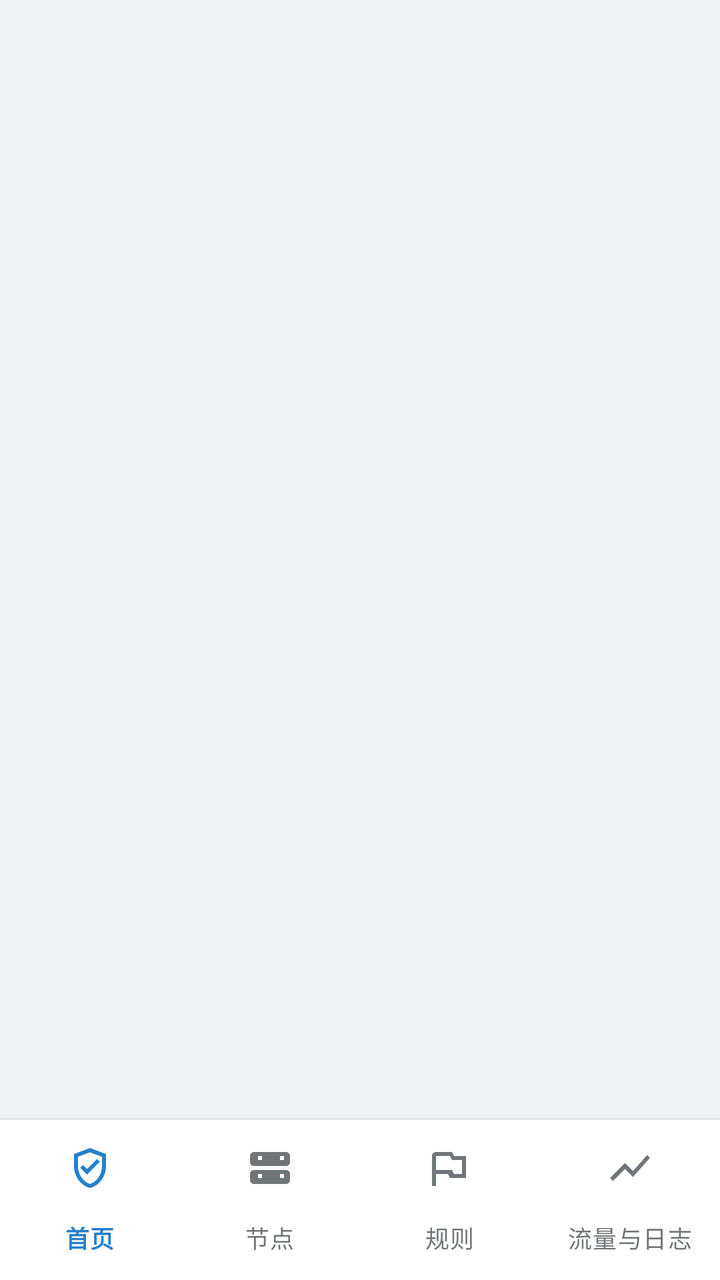
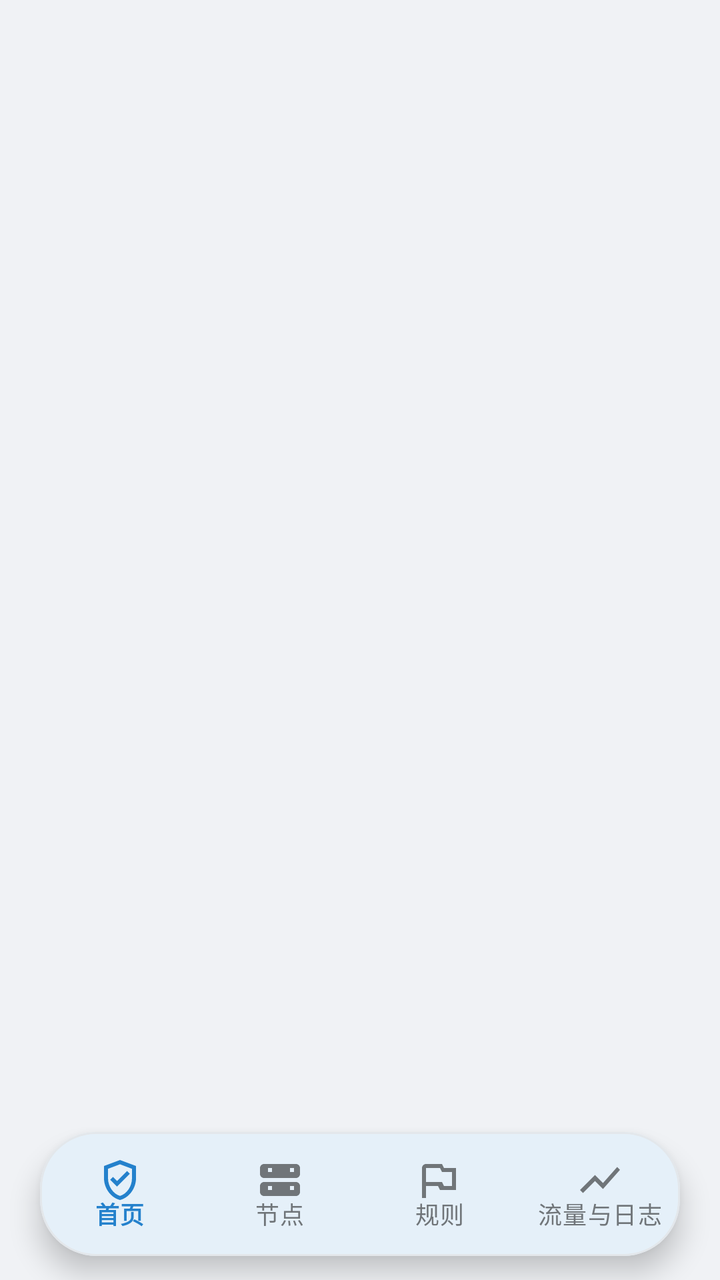

Two renders of the same Android screen: before a commit and after it. Below are the layout's source before the change and the commit's diff.
<!-- AndroidManifest.xml: application theme Theme.Mirage -->
<!-- res/layout/activity_main.xml -->
<?xml version="1.0" encoding="utf-8"?>
<LinearLayout xmlns:android="http://schemas.android.com/apk/res/android"
    xmlns:app="http://schemas.android.com/apk/res-auto"
    android:layout_width="match_parent"
    android:layout_height="match_parent"
    android:orientation="vertical"
    android:background="@color/meow_canvas">

    <androidx.viewpager2.widget.ViewPager2
        android:id="@+id/viewPager"
        android:layout_width="match_parent"
        android:layout_height="0dp"
        android:layout_weight="1" />

    <View
        android:layout_width="match_parent"
        android:layout_height="1dp"
        android:background="@color/meow_outline" />

    <com.google.android.material.bottomnavigation.BottomNavigationView
        android:id="@+id/bottomNav"
        android:layout_width="match_parent"
        android:layout_height="wrap_content"
        android:background="@color/meow_card"
        app:elevation="0dp"
        app:itemActiveIndicatorStyle="@style/MirageNavIndicator"
        app:itemIconTint="@color/nav_item_tint"
        app:itemTextColor="@color/nav_item_tint"
        app:menu="@menu/bottom_nav"
        app:labelVisibilityMode="labeled" />
</LinearLayout>
<!-- resources referenced by this layout -->
<resources>
  <color name="meow_canvas">#F0F2F5</color>
  <color name="meow_card">#FFFFFF</color>
  <color name="meow_outline">#E3E7EB</color>
  <style name="MirageNavIndicator" parent="Widget.Material3.BottomNavigationView.ActiveIndicator">
          <item name="android:color">@color/meow_accent_tint</item>
          <item name="shapeAppearance">@style/ShapeAppearance.Material3.Corner.Full</item>
      </style>
  <style name="Theme.Mirage" parent="Theme.Material3.DayNight.NoActionBar">
          <item name="colorPrimary">@color/meow_blue</item>
          <item name="colorOnPrimary">#FFFFFF</item>
          <item name="colorSecondary">@color/meow_download</item>
          <item name="android:colorBackground">@color/meow_canvas</item>
          <item name="colorSurface">@color/meow_card</item>
          <item name="android:windowBackground">@color/meow_canvas</item>
          <item name="android:textColor">@color/meow_ink</item>
          
          
          <item name="android:statusBarColor">@android:color/transparent</item>
          <item name="android:navigationBarColor">@android:color/transparent</item>
          <item name="android:windowLightStatusBar">true</item>
          <item name="android:windowLightNavigationBar">true</item>
  
          
          <item name="materialCardViewStyle">@style/MirageCard</item>
  
          
          <item name="materialButtonStyle">@style/MirageButton</item>
          <item name="android:buttonStyle">@style/MirageButton</item>
  
          
          <item name="android:editTextStyle">@style/MirageEditText</item>
      </style>
  <color name="meow_accent_tint">#E8F2FA</color>
  <color name="meow_blue">#2481CC</color>
  <color name="meow_download">#2AA3EF</color>
  <color name="meow_ink">#17212B</color>
  <style name="MirageCard" parent="Widget.MaterialComponents.CardView">
          <item name="cardCornerRadius">14dp</item>
          <item name="cardElevation">0dp</item>
          <item name="strokeColor">@color/meow_outline</item>
          <item name="strokeWidth">1dp</item>
          <item name="cardBackgroundColor">@color/meow_card</item>
      </style>
  <style name="MirageButton" parent="Widget.Material3.Button">
          <item name="cornerRadius">24dp</item>
          <item name="android:textColor">#FFFFFF</item>
          <item name="backgroundTint">@color/meow_blue</item>
          <item name="elevation">0dp</item>
          <item name="android:fontFamily">sans-serif-medium</item>
      </style>
  <style name="MirageEditText" parent="Widget.AppCompat.EditText">
          <item name="android:background">@drawable/bg_telegram_pill</item>
          <item name="android:paddingHorizontal">14dp</item>
          <item name="android:paddingVertical">10dp</item>
          <item name="android:textColor">@color/meow_ink</item>
          <item name="android:textColorHint">@color/meow_ink_secondary</item>
          <item name="android:textSize">14sp</item>
      </style>
  <!-- drawable bg_telegram_pill (drawable) -->
  <?xml version="1.0" encoding="utf-8"?>
  <shape xmlns:android="http://schemas.android.com/apk/res/android"
      android:shape="rectangle">
      <solid android:color="#F0F4F8" />
      <corners android:radius="16dp" />
      <stroke
          android:width="1dp"
          android:color="#E2E8F0" />
  </shape>
  <color name="meow_ink_secondary">#707579</color>
</resources>

<!-- the commit's change to res/layout/activity_main.xml (unified diff, before → after) -->
@@ -1,31 +1,40 @@
 <?xml version="1.0" encoding="utf-8"?>
-<LinearLayout xmlns:android="http://schemas.android.com/apk/res/android"
+<androidx.coordinatorlayout.widget.CoordinatorLayout xmlns:android="http://schemas.android.com/apk/res/android"
     xmlns:app="http://schemas.android.com/apk/res-auto"
+    android:id="@+id/rootContainer"
     android:layout_width="match_parent"
     android:layout_height="match_parent"
-    android:orientation="vertical"
     android:background="@color/meow_canvas">
 
     <androidx.viewpager2.widget.ViewPager2
         android:id="@+id/viewPager"
         android:layout_width="match_parent"
-        android:layout_height="0dp"
-        android:layout_weight="1" />
+        android:layout_height="match_parent" />
 
-    <View
-        android:layout_width="match_parent"
-        android:layout_height="1dp"
-        android:background="@color/meow_outline" />
-
-    <com.google.android.material.bottomnavigation.BottomNavigationView
-        android:id="@+id/bottomNav"
+    
+    <com.google.android.material.card.MaterialCardView
+        android:id="@+id/cardFloatingNav"
         android:layout_width="match_parent"
         android:layout_height="wrap_content"
-        android:background="@color/meow_card"
-        app:elevation="0dp"
-        app:itemActiveIndicatorStyle="@style/MirageNavIndicator"
-        app:itemIconTint="@color/nav_item_tint"
-        app:itemTextColor="@color/nav_item_tint"
-        app:menu="@menu/bottom_nav"
-        app:labelVisibilityMode="labeled" />
-</LinearLayout>
+        android:layout_gravity="bottom"
+        android:layout_marginHorizontal="20dp"
+        android:layout_marginBottom="12dp"
+        app:cardBackgroundColor="@color/meow_card"
+        app:cardCornerRadius="28dp"
+        app:cardElevation="8dp"
+        app:strokeColor="@color/meow_outline"
+        app:strokeWidth="1dp">
+
+        <com.google.android.material.bottomnavigation.BottomNavigationView
+            android:id="@+id/bottomNav"
+            android:layout_width="match_parent"
+            android:layout_height="62dp"
+            android:background="@android:color/transparent"
+            app:elevation="0dp"
+            app:itemActiveIndicatorStyle="@style/MirageNavIndicator"
+            app:itemIconTint="@color/nav_item_tint"
+            app:itemTextColor="@color/nav_item_tint"
+            app:menu="@menu/bottom_nav"
+            app:labelVisibilityMode="labeled" />
+    </com.google.android.material.card.MaterialCardView>
+</androidx.coordinatorlayout.widget.CoordinatorLayout>
